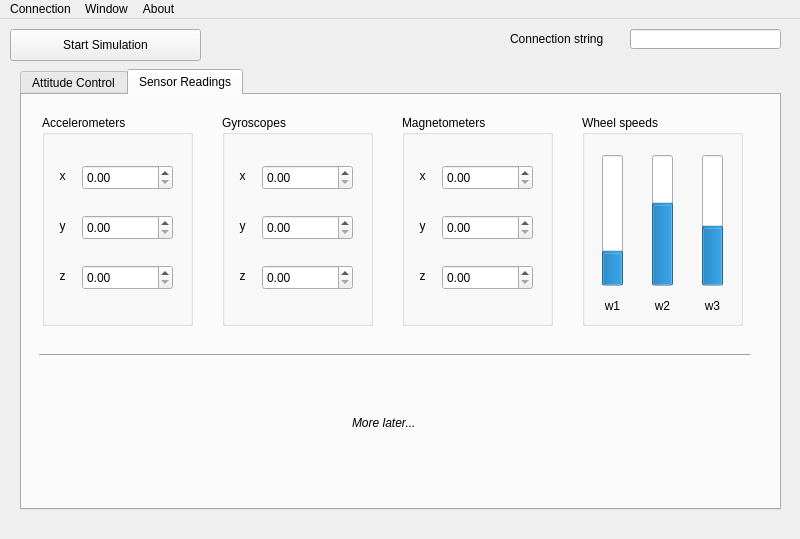
Old version of the form ReCoSat/mainwindow.ui in the repository loiczimm/ADCS.
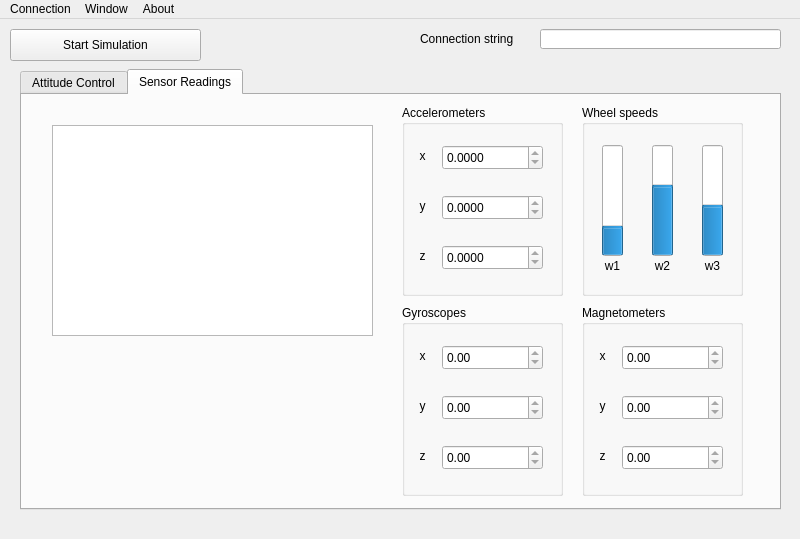
New version of the form. The open tabs and pages were chosen to show the change.

Diff of the .ui file:
```diff
--- a/ReCoSat/mainwindow.ui
+++ b/ReCoSat/mainwindow.ui
@@ -20,9 +20,9 @@
    <widget class="QLineEdit" name="Connect2">
     <property name="geometry">
      <rect>
-      <x>630</x>
+      <x>540</x>
       <y>10</y>
-      <width>151</width>
+      <width>241</width>
       <height>20</height>
      </rect>
     </property>
@@ -33,7 +33,7 @@
    <widget class="QLabel" name="AccLabel_2">
     <property name="geometry">
      <rect>
-      <x>510</x>
+      <x>420</x>
       <y>10</y>
       <width>121</width>
       <height>20</height>
@@ -663,10 +663,10 @@
      <widget class="QGroupBox" name="accelerometerBox">
       <property name="geometry">
        <rect>
-        <x>20</x>
-        <y>20</y>
-        <width>151</width>
-        <height>211</height>
+        <x>380</x>
+        <y>10</y>
+        <width>161</width>
+        <height>191</height>
        </rect>
       </property>
       <property name="title">
@@ -676,7 +676,7 @@
        <property name="geometry">
         <rect>
          <x>0</x>
-         <y>50</y>
+         <y>40</y>
          <width>41</width>
          <height>21</height>
         </rect>
@@ -692,7 +692,7 @@
        <property name="geometry">
         <rect>
          <x>0</x>
-         <y>100</y>
+         <y>90</y>
          <width>41</width>
          <height>21</height>
         </rect>
@@ -708,7 +708,7 @@
        <property name="geometry">
         <rect>
          <x>0</x>
-         <y>150</y>
+         <y>140</y>
          <width>41</width>
          <height>21</height>
         </rect>
@@ -724,40 +724,76 @@
        <property name="geometry">
         <rect>
          <x>40</x>
-         <y>50</y>
-         <width>91</width>
+         <y>40</y>
+         <width>101</width>
          <height>25</height>
         </rect>
        </property>
+       <property name="readOnly">
+        <bool>true</bool>
+       </property>
+       <property name="decimals">
+        <number>4</number>
+       </property>
+       <property name="minimum">
+        <double>-2.000000000000000</double>
+       </property>
+       <property name="maximum">
+        <double>2.000000000000000</double>
+       </property>
       </widget>
       <widget class="QDoubleSpinBox" name="accelY_spinbox">
        <property name="geometry">
         <rect>
          <x>40</x>
-         <y>100</y>
-         <width>91</width>
+         <y>90</y>
+         <width>101</width>
          <height>25</height>
         </rect>
        </property>
+       <property name="readOnly">
+        <bool>true</bool>
+       </property>
+       <property name="decimals">
+        <number>4</number>
+       </property>
+       <property name="minimum">
+        <double>-2.000000000000000</double>
+       </property>
+       <property name="maximum">
+        <double>2.000000000000000</double>
+       </property>
       </widget>
       <widget class="QDoubleSpinBox" name="accelZ_spinbox">
        <property name="geometry">
         <rect>
          <x>40</x>
-         <y>150</y>
-         <width>91</width>
+         <y>140</y>
+         <width>101</width>
          <height>25</height>
         </rect>
        </property>
+       <property name="readOnly">
+        <bool>true</bool>
+       </property>
+       <property name="decimals">
+        <number>4</number>
+       </property>
+       <property name="minimum">
+        <double>-2.000000000000000</double>
+       </property>
+       <property name="maximum">
+        <double>2.000000000000000</double>
+       </property>
       </widget>
      </widget>
      <widget class="QGroupBox" name="gyroscopeBox">
       <property name="geometry">
        <rect>
-        <x>200</x>
-        <y>20</y>
-        <width>151</width>
-        <height>211</height>
+        <x>380</x>
+        <y>210</y>
+        <width>161</width>
+        <height>191</height>
        </rect>
       </property>
       <property name="title">
@@ -767,7 +803,7 @@
        <property name="geometry">
         <rect>
          <x>0</x>
-         <y>50</y>
+         <y>40</y>
          <width>41</width>
          <height>21</height>
         </rect>
@@ -783,7 +819,7 @@
        <property name="geometry">
         <rect>
          <x>0</x>
-         <y>100</y>
+         <y>90</y>
          <width>41</width>
          <height>21</height>
         </rect>
@@ -799,7 +835,7 @@
        <property name="geometry">
         <rect>
          <x>0</x>
-         <y>150</y>
+         <y>140</y>
          <width>41</width>
          <height>21</height>
         </rect>
@@ -815,40 +851,49 @@
        <property name="geometry">
         <rect>
          <x>40</x>
-         <y>50</y>
-         <width>91</width>
+         <y>40</y>
+         <width>101</width>
          <height>25</height>
         </rect>
        </property>
+       <property name="readOnly">
+        <bool>true</bool>
+       </property>
       </widget>
       <widget class="QDoubleSpinBox" name="gyroY_spinbox">
        <property name="geometry">
         <rect>
          <x>40</x>
-         <y>100</y>
-         <width>91</width>
+         <y>90</y>
+         <width>101</width>
          <height>25</height>
         </rect>
        </property>
+       <property name="readOnly">
+        <bool>true</bool>
+       </property>
       </widget>
       <widget class="QDoubleSpinBox" name="gyroZ_spinbox">
        <property name="geometry">
         <rect>
          <x>40</x>
-         <y>150</y>
-         <width>91</width>
+         <y>140</y>
+         <width>101</width>
          <height>25</height>
         </rect>
        </property>
+       <property name="readOnly">
+        <bool>true</bool>
+       </property>
       </widget>
      </widget>
      <widget class="QGroupBox" name="magnetoBox">
       <property name="geometry">
        <rect>
-        <x>380</x>
-        <y>20</y>
-        <width>151</width>
-        <height>211</height>
+        <x>560</x>
+        <y>210</y>
+        <width>161</width>
+        <height>191</height>
        </rect>
       </property>
       <property name="title">
@@ -858,7 +903,7 @@
        <property name="geometry">
         <rect>
          <x>0</x>
-         <y>50</y>
+         <y>40</y>
          <width>41</width>
          <height>21</height>
         </rect>
@@ -874,7 +919,7 @@
        <property name="geometry">
         <rect>
          <x>0</x>
-         <y>100</y>
+         <y>90</y>
          <width>41</width>
          <height>21</height>
         </rect>
@@ -890,7 +935,7 @@
        <property name="geometry">
         <rect>
          <x>0</x>
-         <y>150</y>
+         <y>140</y>
          <width>41</width>
          <height>21</height>
         </rect>
@@ -906,40 +951,49 @@
        <property name="geometry">
         <rect>
          <x>40</x>
-         <y>50</y>
-         <width>91</width>
+         <y>40</y>
+         <width>101</width>
          <height>25</height>
         </rect>
        </property>
+       <property name="readOnly">
+        <bool>true</bool>
+       </property>
       </widget>
       <widget class="QDoubleSpinBox" name="doubleSpinBox_12">
        <property name="geometry">
         <rect>
          <x>40</x>
-         <y>100</y>
-         <width>91</width>
+         <y>90</y>
+         <width>101</width>
          <height>25</height>
         </rect>
        </property>
+       <property name="readOnly">
+        <bool>true</bool>
+       </property>
       </widget>
       <widget class="QDoubleSpinBox" name="doubleSpinBox_13">
        <property name="geometry">
         <rect>
          <x>40</x>
-         <y>150</y>
-         <width>91</width>
+         <y>140</y>
+         <width>101</width>
          <height>25</height>
         </rect>
        </property>
+       <property name="readOnly">
+        <bool>true</bool>
+       </property>
       </widget>
      </widget>
      <widget class="QGroupBox" name="groupBox">
       <property name="geometry">
        <rect>
         <x>560</x>
-        <y>20</y>
+        <y>10</y>
         <width>161</width>
-        <height>211</height>
+        <height>191</height>
        </rect>
       </property>
       <property name="title">
@@ -951,7 +1005,7 @@
          <x>20</x>
          <y>40</y>
          <width>21</width>
-         <height>131</height>
+         <height>111</height>
         </rect>
        </property>
        <property name="value">
@@ -973,7 +1027,7 @@
          <x>70</x>
          <y>40</y>
          <width>21</width>
-         <height>131</height>
+         <height>111</height>
         </rect>
        </property>
        <property name="value">
@@ -989,7 +1043,7 @@
          <x>120</x>
          <y>40</y>
          <width>21</width>
-         <height>131</height>
+         <height>111</height>
         </rect>
        </property>
        <property name="value">
@@ -1003,7 +1057,7 @@
        <property name="geometry">
         <rect>
          <x>10</x>
-         <y>180</y>
+         <y>150</y>
          <width>41</width>
          <height>21</height>
         </rect>
@@ -1019,7 +1073,7 @@
        <property name="geometry">
         <rect>
          <x>60</x>
-         <y>180</y>
+         <y>150</y>
          <width>41</width>
          <height>21</height>
         </rect>
@@ -1035,7 +1089,7 @@
        <property name="geometry">
         <rect>
          <x>110</x>
-         <y>180</y>
+         <y>150</y>
          <width>41</width>
          <height>21</height>
         </rect>
@@ -1048,35 +1102,14 @@
        </property>
       </widget>
      </widget>
-     <widget class="Line" name="line_2">
+     <widget class="QGraphicsView" name="graphicsView">
       <property name="geometry">
        <rect>
-        <x>17</x>
-        <y>250</y>
-        <width>711</width>
-        <height>20</height>
+        <x>30</x>
+        <y>30</y>
+        <width>321</width>
+        <height>211</height>
        </rect>
-      </property>
-      <property name="orientation">
-       <enum>Qt::Horizontal</enum>
-      </property>
-     </widget>
-     <widget class="QLabel" name="label_4">
-      <property name="geometry">
-       <rect>
-        <x>330</x>
-        <y>320</y>
-        <width>91</width>
-        <height>16</height>
-       </rect>
-      </property>
-      <property name="font">
-       <font>
-        <italic>true</italic>
-       </font>
-      </property>
-      <property name="text">
-       <string>More later...</string>
       </property>
      </widget>
     </widget>
```
Left out of the diff: 97 changed lines with no effect on the pictures.
